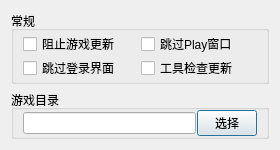
Above: resources/ui/Ui_Config.ui from starmcc/qs-beanfun-5 before the change. Below: the same form after it.
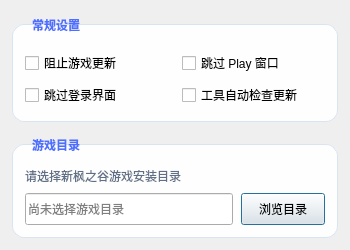
That is the form after the change.

Commit message: 更新UI,修复ADV登录参数变更问题

Diff of the .ui file:
```diff
--- a/resources/ui/Ui_Config.ui
+++ b/resources/ui/Ui_Config.ui
@@ -6,8 +6,8 @@
    <rect>
     <x>0</x>
     <y>0</y>
-    <width>280</width>
-    <height>150</height>
+    <width>350</width>
+    <height>250</height>
    </rect>
   </property>
   <property name="sizePolicy">
@@ -18,37 +18,82 @@
   </property>
   <property name="minimumSize">
    <size>
-    <width>280</width>
-    <height>150</height>
+    <width>350</width>
+    <height>250</height>
    </size>
   </property>
   <property name="maximumSize">
    <size>
-    <width>280</width>
-    <height>150</height>
+    <width>350</width>
+    <height>250</height>
    </size>
   </property>
   <property name="windowTitle">
    <string>设置</string>
   </property>
   <property name="styleSheet">
-   <string notr="true"/>
+   <string notr="true">QDialog#Config {
+    background: qlineargradient(x1:0, y1:0, x2:1, y2:1,
+                                stop:0 #f7faff,
+                                stop:1 #eef4ff);
+}
+QGroupBox {
+    font: 9pt &quot;Microsoft YaHei UI&quot;;
+    font-weight: 600;
+    color: #2d3a4b;
+    border: 1px solid #d9e4f2;
+    border-radius: 12px;
+    margin-top: 12px;
+    background-color: rgba(255, 255, 255, 0.92);
+    padding-top: 8px;
+}
+QGroupBox::title {
+    subcontrol-origin: margin;
+    left: 12px;
+    padding: 6px 6px;
+    color: #4c6fff;
+    background-color: transparent;
+}</string>
   </property>
-  <layout class="QVBoxLayout" name="verticalLayout" stretch="2,1">
+  <layout class="QVBoxLayout" name="verticalLayout" stretch="3,2">
+   <property name="spacing">
+    <number>10</number>
+   </property>
+   <property name="leftMargin">
+    <number>12</number>
+   </property>
+   <property name="topMargin">
+    <number>12</number>
+   </property>
+   <property name="rightMargin">
+    <number>12</number>
+   </property>
+   <property name="bottomMargin">
+    <number>12</number>
+   </property>
    <item>
     <widget class="QGroupBox" name="groupBox_normal">
      <property name="title">
-      <string>常规</string>
+      <string>常规设置</string>
      </property>
      <layout class="QGridLayout" name="gridLayout">
+      <property name="leftMargin">
+       <number>12</number>
+      </property>
       <property name="topMargin">
-       <number>2</number>
+       <number>14</number>
+      </property>
+      <property name="rightMargin">
+       <number>12</number>
       </property>
       <property name="bottomMargin">
-       <number>2</number>
+       <number>10</number>
       </property>
-      <property name="spacing">
-       <number>2</number>
+      <property name="horizontalSpacing">
+       <number>14</number>
+      </property>
+      <property name="verticalSpacing">
+       <number>4</number>
       </property>
       <item row="0" column="0">
        <widget class="QCheckBox" name="checkBox_stopUpdate">
@@ -60,21 +105,21 @@
       <item row="0" column="1">
        <widget class="QCheckBox" name="checkBox_closeStartWindow">
         <property name="text">
-         <string>跳过Play窗口</string>
+         <string>跳过 Play 窗口</string>
         </property>
        </widget>
       </item>
-      <item row="2" column="0">
+      <item row="1" column="0">
        <widget class="QCheckBox" name="checkBox_passInput">
         <property name="text">
          <string>跳过登录界面</string>
         </property>
        </widget>
       </item>
-      <item row="2" column="1">
+      <item row="1" column="1">
        <widget class="QCheckBox" name="checkBox_appCheckUpdate">
         <property name="text">
-         <string>工具检查更新</string>
+         <string>工具自动检查更新</string>
         </property>
        </widget>
       </item>
@@ -86,44 +131,91 @@
      <property name="title">
       <string>游戏目录</string>
      </property>
-     <layout class="QHBoxLayout" name="horizontalLayout" stretch="3,1">
+     <layout class="QVBoxLayout" name="verticalLayout_2">
       <property name="spacing">
-       <number>1</number>
+       <number>8</number>
       </property>
       <property name="leftMargin">
-       <number>9</number>
+       <number>12</number>
       </property>
       <property name="topMargin">
-       <number>0</number>
+       <number>14</number>
+      </property>
+      <property name="rightMargin">
+       <number>12</number>
       </property>
       <property name="bottomMargin">
-       <number>0</number>
+       <number>12</number>
       </property>
       <item>
-       <widget class="QLineEdit" name="lineEdit_gamePath">
-        <property name="readOnly">
+       <widget class="QLabel" name="label_gamePathHint">
+        <property name="styleSheet">
+         <string notr="true">color: #5f6f86; font: 8.5pt &quot;Microsoft YaHei UI&quot;;</string>
+        </property>
+        <property name="text">
+         <string>请选择新枫之谷游戏安装目录</string>
+        </property>
+        <property name="wordWrap">
          <bool>true</bool>
         </property>
        </widget>
       </item>
       <item>
-       <widget class="QPushButton" name="pushButton_gamePath">
-        <property name="minimumSize">
-         <size>
-          <width>60</width>
-          <height>0</height>
-         </size>
+       <layout class="QHBoxLayout" name="horizontalLayout" stretch="5,2">
+        <property name="spacing">
+         <number>8</number>
         </property>
-        <property name="maximumSize">
-         <size>
-          <width>60</width>
-          <height>16777215</height>
-         </size>
+        <property name="leftMargin">
+         <number>0</number>
         </property>
-        <property name="text">
-         <string>选择</string>
+        <property name="topMargin">
+         <number>0</number>
         </property>
-       </widget>
+        <property name="rightMargin">
+         <number>0</number>
+        </property>
+        <property name="bottomMargin">
+         <number>0</number>
+        </property>
+        <item>
+         <widget class="QLineEdit" name="lineEdit_gamePath">
+          <property name="minimumSize">
+           <size>
+            <width>0</width>
+            <height>32</height>
+           </size>
+          </property>
+          <property name="readOnly">
+           <bool>true</bool>
+          </property>
+          <property name="placeholderText">
+           <string>尚未选择游戏目录</string>
+          </property>
+         </widget>
+        </item>
+        <item>
+         <widget class="QPushButton" name="pushButton_gamePath">
+          <property name="minimumSize">
+           <size>
+            <width>84</width>
+            <height>32</height>
+           </size>
+          </property>
+          <property name="maximumSize">
+           <size>
+            <width>108</width>
+            <height>16777215</height>
+           </size>
+          </property>
+          <property name="cursor">
+           <cursorShape>PointingHandCursor</cursorShape>
+          </property>
+          <property name="text">
+           <string>浏览目录</string>
+          </property>
+         </widget>
+        </item>
+       </layout>
       </item>
      </layout>
     </widget>
```
The commit also changes 13 other files.
